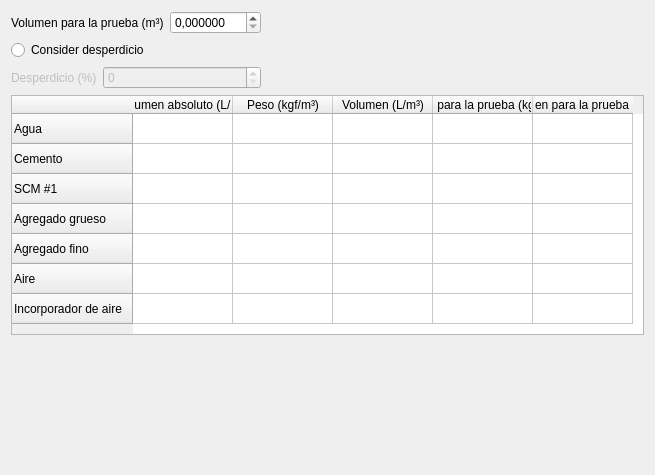
AMK-ULTRA/Concretus, file gui/ui/trial_mix_widget.ui: the form before one commit.
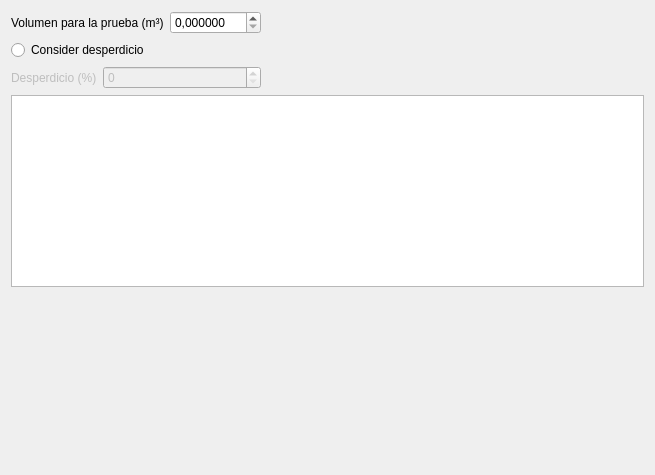
The form after the commit.

Commit message: Implemented trial mix widget with MCE method calculation. Minor improvements.

The edit to the form file:
```diff
--- a/gui/ui/trial_mix_widget.ui
+++ b/gui/ui/trial_mix_widget.ui
@@ -22,7 +22,7 @@
   <property name="locale">
    <locale language="Spanish" country="Venezuela"/>
   </property>
-  <layout class="QVBoxLayout" name="verticalLayout_2" stretch="0,1,0">
+  <layout class="QVBoxLayout" name="verticalLayout_2">
    <item>
     <layout class="QHBoxLayout" name="horizontalLayout">
      <item>
@@ -110,18 +110,6 @@
        <verstretch>0</verstretch>
       </sizepolicy>
      </property>
-     <property name="minimumSize">
-      <size>
-       <width>0</width>
-       <height>240</height>
-      </size>
-     </property>
-     <property name="maximumSize">
-      <size>
-       <width>16777215</width>
-       <height>240</height>
-      </size>
-     </property>
      <property name="showGrid">
       <bool>true</bool>
      </property>
@@ -149,66 +137,6 @@
      <attribute name="verticalHeaderStretchLastSection">
       <bool>false</bool>
      </attribute>
-     <row>
-      <property name="text">
-       <string>Agua</string>
-      </property>
-     </row>
-     <row>
-      <property name="text">
-       <string>Cemento</string>
-      </property>
-     </row>
-     <row>
-      <property name="text">
-       <string>SCM #1</string>
-      </property>
-     </row>
-     <row>
-      <property name="text">
-       <string>Agregado grueso</string>
-      </property>
-     </row>
-     <row>
-      <property name="text">
-       <string>Agregado fino</string>
-      </property>
-     </row>
-     <row>
-      <property name="text">
-       <string>Aire</string>
-      </property>
-     </row>
-     <row>
-      <property name="text">
-       <string>Incorporador de aire</string>
-      </property>
-     </row>
-     <column>
-      <property name="text">
-       <string>Volumen absoluto (L/m³)</string>
-      </property>
-     </column>
-     <column>
-      <property name="text">
-       <string>Peso (kgf/m³)</string>
-      </property>
-     </column>
-     <column>
-      <property name="text">
-       <string>Volumen (L/m³)</string>
-      </property>
-     </column>
-     <column>
-      <property name="text">
-       <string>Peso para la prueba (kgf/m³)</string>
-      </property>
-     </column>
-     <column>
-      <property name="text">
-       <string>Volumen para la prueba (L/m³)</string>
-      </property>
-     </column>
     </widget>
    </item>
    <item>
```
The commit also changes 19 other files.
